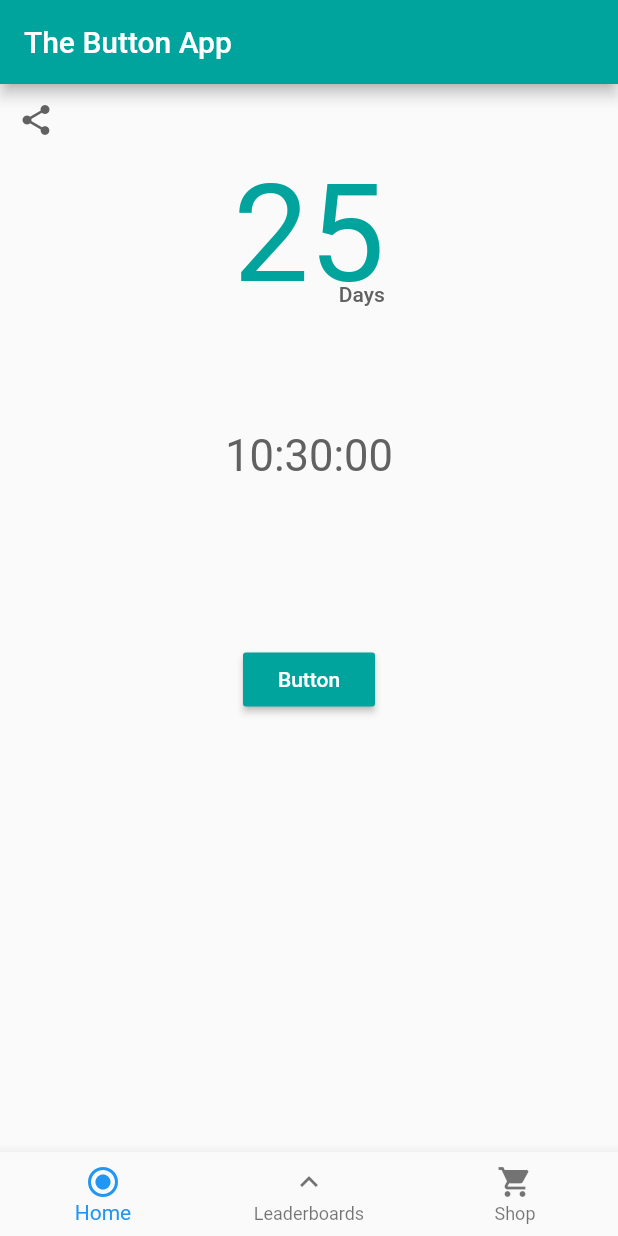
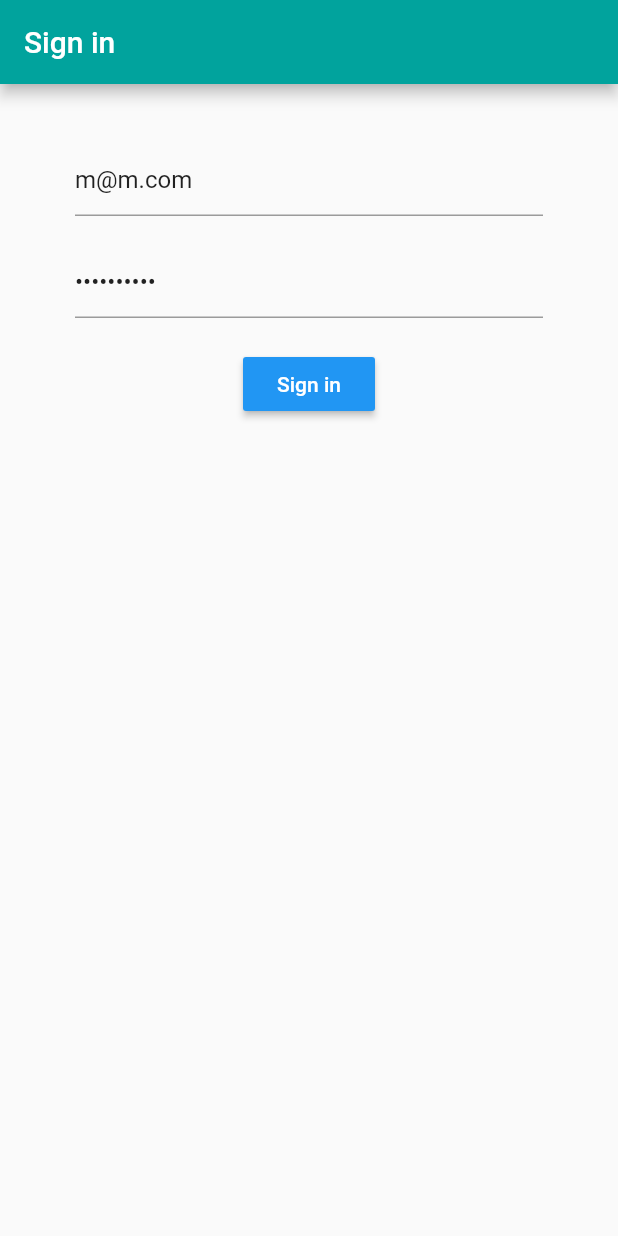
Before and after one commit to PapaManuSW/buttonapp, a Flutter app: the screen it shows after launch, on a phone screen of 412 x 824 dp. Run offline on Flutter 3.47's test engine with Material 2 defaults, Android fonts, the phone set to English and light mode, and no system bars; our stand-ins replace cloud_firestore, firebase_auth; accounts and stored records are empty.

Commit message:
Add Login functionality
- Move main page to Home.dart
- Add AuthService class
- Add SignIn page
- Add Main widget to show signin or homepage

```diff
--- a/lib/main.dart
+++ b/lib/main.dart
@@ -1,15 +1,19 @@
+import 'package:button_app/models/user.dart';
+import 'package:button_app/pages/home.dart';
+import 'package:button_app/pages/signin.dart';
+import 'package:button_app/services/auth.dart';
 import 'package:flutter/cupertino.dart';
 import 'package:flutter/material.dart';
-import 'package:button_app/pages/game.dart';
-import 'package:button_app/pages/leaderboards.dart';
-import 'package:button_app/pages/shop.dart';
+import 'package:provider/provider.dart';
 
 void main() => runApp(MyApp());
 
 class MyApp extends StatelessWidget {
   @override
   Widget build(BuildContext context) {
-    return MaterialApp(
+    return StreamProvider<User>.value(
+      value: AuthService().user,
+      child: MaterialApp(
         title: 'Button App',
         theme: ThemeData(
           primaryColor: Color(0xFF01A39D),
@@ -29,80 +33,21 @@ class MyApp extends StatelessWidget {
               button: TextStyle(color: Colors.white)),
           iconTheme: IconThemeData(color: Colors.grey[700]),
         ),
-      home: MyHomePage(title: 'The Button App'),
+        home: MainPage(),
+//      home: MyHomePage(title: 'The Button App'),
+      )
     );
   }
 }
 
-class MyHomePage extends StatefulWidget {
-  MyHomePage({Key key, this.title}) : super(key: key);
 
-  // This widget is the home page of your application. It is stateful, meaning
-  // that it has a State object (defined below) that contains fields that affect
-  // how it looks.
-
-  // This class is the configuration for the state. It holds the values (in this
-  // case the title) provided by the parent (in this case the App widget) and
-  // used by the build method of the State. Fields in a Widget subclass are
-  // always marked "final".
-
-  final String title;
-
+class MainPage extends StatelessWidget {
   @override
-  _MyHomePageState createState() => _MyHomePageState();
+  Widget build(BuildContext context) {
+    final user = Provider.of<User>(context);
+    print('In MainPage');
+    print(user);
+    return (user == null) ? SignIn() : Home(title: 'The Button App');
   }
 
-class _MyHomePageState extends State<MyHomePage> {
-  int _navigationIndex = 0;
-
-  void _onNavigationBarItemTapped(int index) {
-    setState(() {
-      _navigationIndex = index;
-    });
 }
-
-  Widget callPage(int navigationIndex) {
-    switch (navigationIndex) {
-      case 0:
-        return GamePage();
-      case 1:
-        return LeaderboardsPage();
-      case 2:
-        return ShopPage();
-
-        break;
-      default:
-        return GamePage();
-    }
-  }
-
-  @override
-  Widget build(BuildContext context) {
-    return Scaffold(
-      appBar: AppBar(
-        // Here we take the value from the MyHomePage object that was created by
-        // the App.build method, and use it to set our appbar title.
-        title: Text(widget.title, style: Theme.of(context).textTheme.title),
-      ),
-      body: callPage(_navigationIndex),
-      bottomNavigationBar: BottomNavigationBar(
-        items: const <BottomNavigationBarItem>[
-          BottomNavigationBarItem(
-            icon: Icon(Icons.radio_button_checked),
-            title: Text('Home'),
-          ),
-          BottomNavigationBarItem(
-            icon: Icon(Icons.keyboard_arrow_up),
-            title: Text('Leaderboards'),
-          ),
-          BottomNavigationBarItem(
-            icon: Icon(Icons.shopping_cart),
-            title: Text('Shop'),
-          ),
-        ],
-        currentIndex: _navigationIndex,
-        onTap: _onNavigationBarItemTapped,
-      ),
-    );
-  }
-}
--- /dev/null
+++ b/lib/models/user.dart
@@ -0,0 +1,12 @@
+class User {
+
+  final String uid;
+  UserInfo _userInfo;
+  GameData _gameData;
+
+  User({this.uid});
+}
+
+class UserInfo {}
+
+class GameData {}
--- /dev/null
+++ b/lib/pages/signin.dart
@@ -0,0 +1,60 @@
+import 'package:button_app/services/auth.dart';
+import 'package:flutter/cupertino.dart';
+import 'package:flutter/material.dart';
+
+class SignIn extends StatefulWidget {
+  @override
+  State<StatefulWidget> createState() => _SignInState();
+}
+
+class _SignInState extends State<SignIn> {
+  final AuthService _authService = AuthService();
+  String email = 'm@m.com';
+  String password = 'warmSummer';
+
+  @override
+  Widget build(BuildContext context) {
+    return Scaffold(
+//      backgroundColor: Colors.white,
+      appBar: AppBar(
+        title: Text('Sign in'),
+      ),
+      body: Container(
+        padding: EdgeInsets.symmetric(vertical: 20.0, horizontal: 50.0),
+        child:Form(
+          child: Column(
+            children: <Widget>[
+              SizedBox(height: 20.0),
+              TextFormField(
+                initialValue: email,
+                onChanged: (val) {
+                  setState(() => email = val);
+                },
+              ),
+              SizedBox(height: 20.0),
+              TextFormField(
+                initialValue: password,
+                obscureText: true,
+                onChanged: (val) {
+                  setState(() => password = val);
+                },
+              ),
+              SizedBox(height: 20.0),
+              RaisedButton(
+                color: Colors.blue[500],
+                child: Text('Sign in', style: TextStyle(color:Colors.white),),
+                onPressed: () {
+                  print('email');
+                  print(email);
+                  print('password');
+                  print(password);
+                  _authService.signInEmail(email, password);
+                },
+              )
+            ],
+          )
+        ),
+      ),
+    );
+  }
+}
```
Also changed, not shown: lib/pages/home.dart (added, +82 -0 lines), lib/services/auth.dart (added, +36 -0 lines), pubspec.yaml (+6 -2 lines), pubspec.lock. Lines whose indentation alone changed are shown as unchanged.
